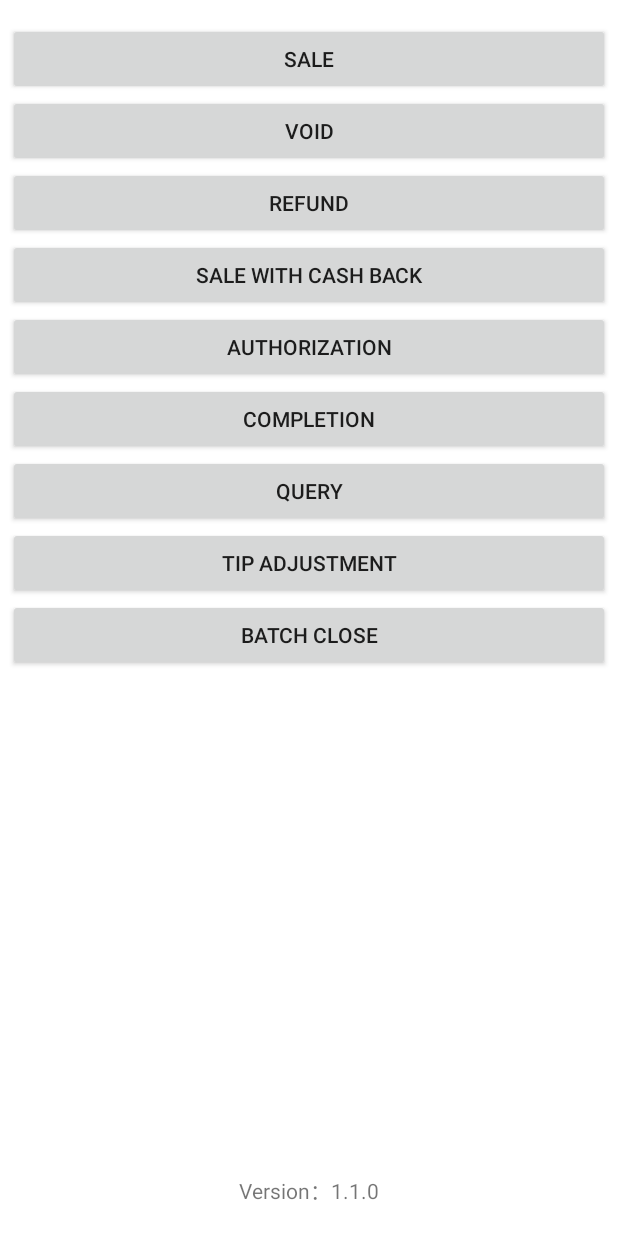
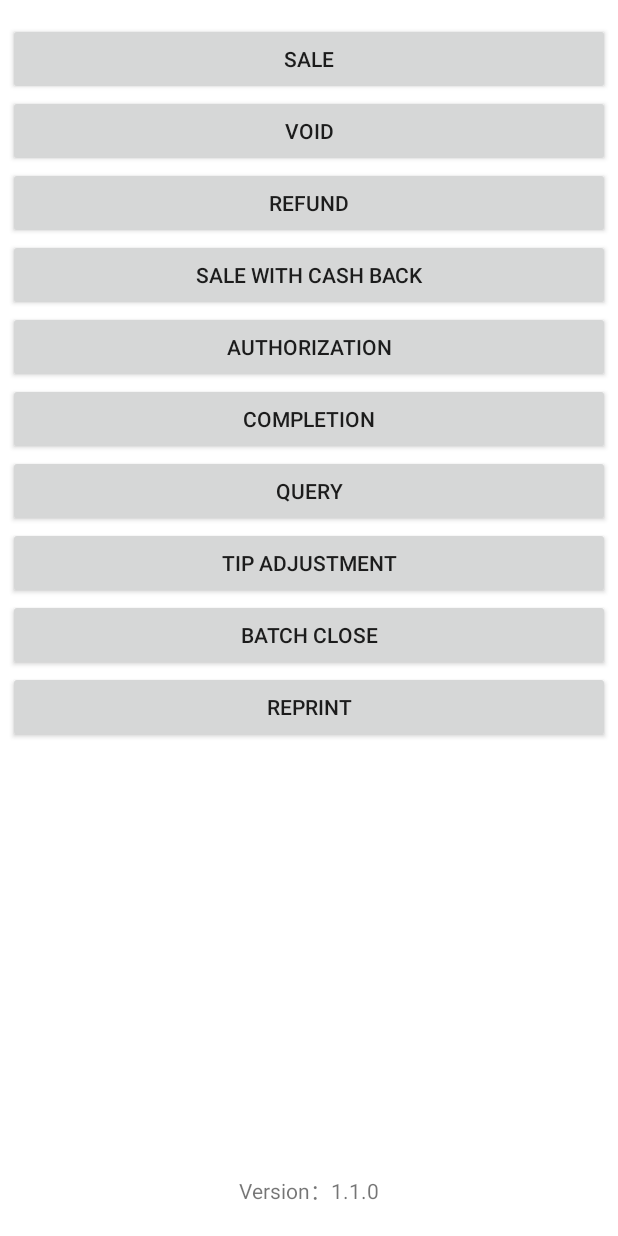
Before and after one commit to codepay-us/codepay-regsiter-same-terminal-integration-demo, an Android app: the screen it shows after launch (MainActivity), on a phone screen of 412 x 824 dp. Run offline under Robolectric (Android 15) with nearby library versions, the phone set to English and light mode, and no system bars.

```diff
--- a/app/src/main/AndroidManifest.xml
+++ b/app/src/main/AndroidManifest.xml
@@ -33,7 +33,8 @@
         <activity android:name=".trans.CompletionActivity" />
         <activity android:name=".trans.QueryActivity" />
         <activity android:name=".trans.BatchCloseActivity"/>
-        <activity android:name=".trans.TipAdjustmentActivity" />
+        <activity android:name=".trans.TipAdjustmentActivity"/>
+        <activity android:name=".trans.ReprintActivity"/>
     </application>
 
 </manifest>
--- a/app/src/main/java/com/example/invoke/MainActivity.kt
+++ b/app/src/main/java/com/example/invoke/MainActivity.kt
@@ -30,6 +30,7 @@ class MainActivity : Activity(), View.OnClickListener {
         findViewById<Button>(R.id.btn_query).setOnClickListener(this)
         findViewById<Button>(R.id.btn_tip_adjustment).setOnClickListener(this)
         findViewById<Button>(R.id.btn_batch_close).setOnClickListener(this)
+        findViewById<Button>(R.id.btn_batch_reprint).setOnClickListener(this)
     }
 
     // start third call test
@@ -75,6 +76,10 @@ class MainActivity : Activity(), View.OnClickListener {
             R.id.btn_batch_close -> {
                 startActivity(Intent(this, BatchCloseActivity::class.java))
             }
+
+            R.id.btn_batch_reprint -> {
+                startActivity(Intent(this, ReprintActivity::class.java))
+            }
         }
     }
 }
--- a/app/src/main/java/com/example/invoke/constant/InvokeConstant.kt
+++ b/app/src/main/java/com/example/invoke/constant/InvokeConstant.kt
@@ -6,9 +6,12 @@ object InvokeConstant {
 
     const val ECR_HUB_TOPIC_TIP_ADJUSTMENT = "ecrhub.pay.tip.adjustment"
 
-    val ECR_HUB_TOPIC_BATCH_CLOSE = "ecrhub.pay.batch.close"
+    const val ECR_HUB_TOPIC_BATCH_CLOSE = "ecrhub.pay.batch.close"
 
     const val ECR_HUB_TOPIC_QUERY = "ecrhub.pay.query"
+
+    const val ECR_HUB_TOPIC_REPRINT = "ecrhub.pay.reprint"
+
     /**
      * 银行卡支付方式
      */
--- a/app/src/main/java/com/example/invoke/trans/RefundActivity.kt
+++ b/app/src/main/java/com/example/invoke/trans/RefundActivity.kt
@@ -57,7 +57,6 @@ class RefundActivity : Activity(), View.OnClickListener {
         paymentScenario: String) {
         if (ViewUtil.checkTextIsEmpty(this, et_amount_refund)) return
         val intent = Intent()
-        val sharedPreferences = getSharedPreferences(packageName, MODE_PRIVATE)
         intent.action = InvokeConstant.CASHIER_ACTION
         intent.putExtra("version", InvokeConstant.VERSION2)
         intent.putExtra("topic",InvokeConstant.ECR_HUB_TOPIC_PAY)
--- a/app/src/main/res/layout/activity_main.xml
+++ b/app/src/main/res/layout/activity_main.xml
@@ -75,6 +75,12 @@
                 android:layout_width="match_parent"
                 android:layout_height="wrap_content"
                 android:text="@string/main_batch_close" />
+
+            <Button
+                android:id="@+id/btn_batch_reprint"
+                android:layout_width="match_parent"
+                android:layout_height="wrap_content"
+                android:text="@string/main_batch_reprint" />
         </LinearLayout>
     </ScrollView>
 
--- a/app/src/main/res/values/strings.xml
+++ b/app/src/main/res/values/strings.xml
@@ -15,6 +15,7 @@
     <string name="reprint">Reprint</string>
     <string name="main_tip_adjustment">Tip Adjustment</string>
     <string name="main_batch_close">Batch Close</string>
+    <string name="main_batch_reprint">Reprint</string>
     <string name="test">Start Test</string>
     <string name="get">Get</string>
     <string name="main_version">Version：1.1.0</string>
```
Also changed, not shown: app/src/main/java/com/example/invoke/trans/ReprintActivity.kt (added, +50 -0 lines).
